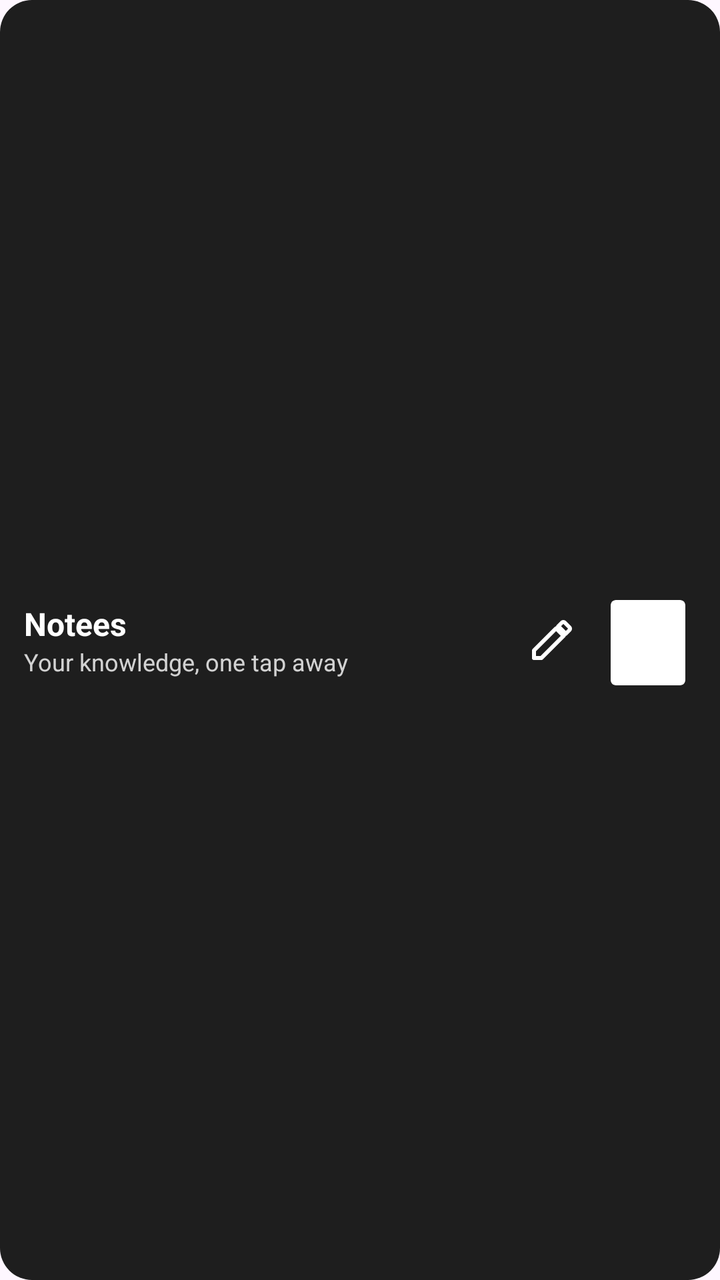
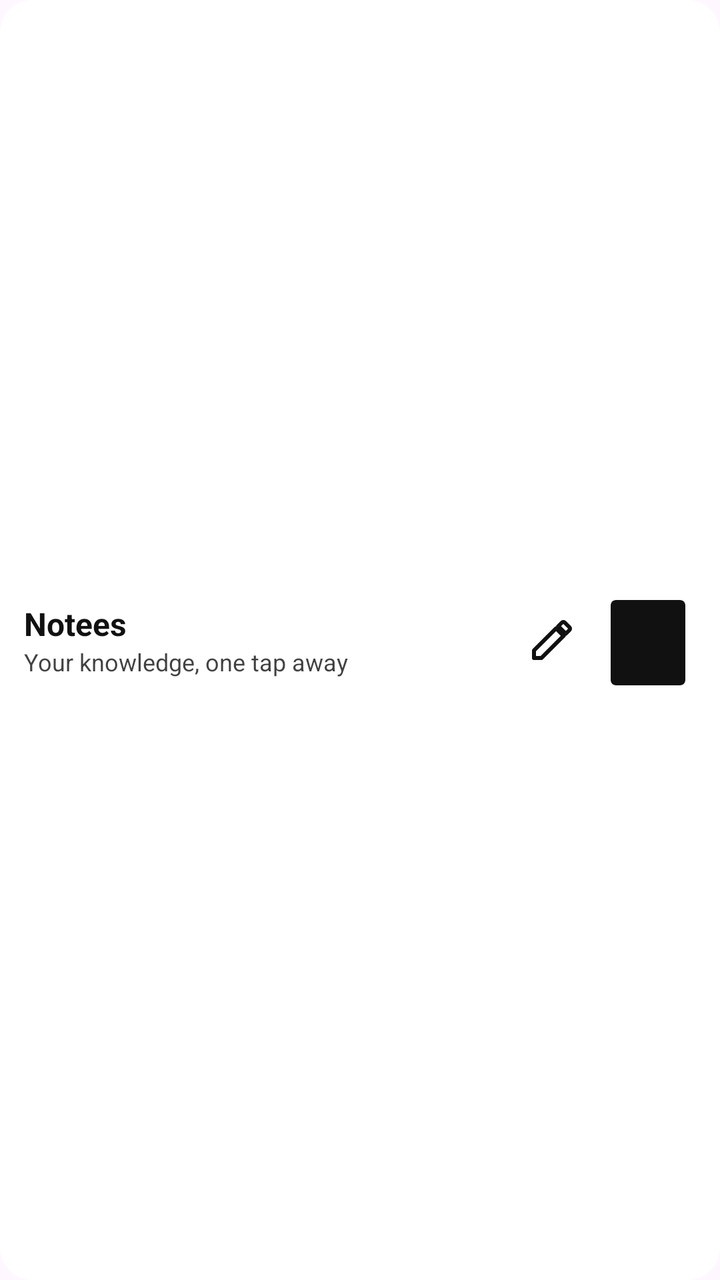

Before-and-after screenshots of an Android layout around one commit, followed by the original layout XML and the change that was made.
<!-- AndroidManifest.xml: application theme Theme.Notees -->
<!-- res/layout/widget_notees.xml -->
<?xml version="1.0" encoding="utf-8"?>
<LinearLayout
    xmlns:android="http://schemas.android.com/apk/res/android"
    android:layout_width="match_parent"
    android:layout_height="wrap_content"
    android:orientation="horizontal"
    android:background="@drawable/widget_background"
    android:padding="12dp"
    android:gravity="center_vertical">

    <LinearLayout
        android:layout_width="0dp"
        android:layout_height="wrap_content"
        android:layout_weight="1"
        android:orientation="vertical">

        <TextView
            android:layout_width="wrap_content"
            android:layout_height="wrap_content"
            android:text="@string/app_name"
            android:textColor="@android:color/white"
            android:textSize="16sp"
            android:textStyle="bold" />

        <TextView
            android:layout_width="wrap_content"
            android:layout_height="wrap_content"
            android:text="@string/widget_subtitle"
            android:textColor="@android:color/white"
            android:textSize="12sp"
            android:alpha="0.8" />
    </LinearLayout>

    <LinearLayout
        android:layout_width="wrap_content"
        android:layout_height="wrap_content"
        android:orientation="horizontal"
        android:gravity="center_vertical">

        <ImageButton
            android:id="@+id/widgetJournal"
            android:layout_width="48dp"
            android:layout_height="48dp"
            android:background="?attr/selectableItemBackgroundBorderless"
            android:src="@drawable/ic_quick_note"
            android:contentDescription="@string/widget_journal_today"
            android:tint="@android:color/white" />

        <ImageButton
            android:id="@+id/widgetQuickNote"
            android:layout_width="48dp"
            android:layout_height="48dp"
            android:background="?attr/selectableItemBackgroundBorderless"
            android:src="@drawable/ic_app_logo"
            android:contentDescription="@string/widget_quick_note"
            android:tint="@android:color/white" />
    </LinearLayout>
</LinearLayout>
<!-- resources referenced by this layout -->
<resources>
  <!-- drawable ic_app_logo (drawable) -->
  <?xml version="1.0" encoding="utf-8"?>
  <vector xmlns:android="http://schemas.android.com/apk/res/android"
      android:width="64dp"
      android:height="64dp"
      android:viewportWidth="192"
      android:viewportHeight="192"
      android:tint="?attr/colorPrimary">
      
      <path
          android:fillColor="#000000"
          android:pathData="M48,36 L144,36 C148.4,36 152,39.6 152,44 L152,156 C152,160.4 148.4,164 144,164 L48,164 C43.6,164 40,160.4 40,156 L40,44 C40,39.6 43.6,36 48,36 Z" />
      <path
          android:fillColor="#000000"
          android:pathData="M64,68 L128,68"
          android:strokeWidth="5"
          android:strokeColor="#000000"
          android:strokeLineCap="round" />
      <path
          android:fillColor="#000000"
          android:pathData="M64,88 L128,88"
          android:strokeWidth="5"
          android:strokeColor="#000000"
          android:strokeLineCap="round" />
      <path
          android:fillColor="#000000"
          android:pathData="M64,108 L104,108"
          android:strokeWidth="5"
          android:strokeColor="#000000"
          android:strokeLineCap="round" />
      
      <path
          android:fillColor="#000000"
          android:pathData="M124,100 L140,116 L134,122 L118,106 Z" />
      <path
          android:fillColor="#000000"
          android:pathData="M118,106 L114,122 L134,122 Z" />
  </vector>
  <!-- drawable ic_quick_note (drawable) -->
  <vector xmlns:android="http://schemas.android.com/apk/res/android"
      android:width="24dp"
      android:height="24dp"
      android:viewportWidth="24"
      android:viewportHeight="24"
      android:tint="?attr/colorOnPrimary">
      
      <path
          android:fillColor="@android:color/transparent"
          android:pathData="M3,17.25V21h3.75L17.81,9.94l-3.75,-3.75L3,17.25z"
          android:strokeWidth="2"
          android:strokeColor="#FFFFFF"
          android:strokeLineCap="round"
          android:strokeLineJoin="round"/>
      <path
          android:fillColor="@android:color/transparent"
          android:pathData="M20.71,7.04c0.39,-0.39 0.39,-1.02 0,-1.41l-2.34,-2.34c-0.39,-0.39 -1.02,-0.39 -1.41,0l-1.83,1.83 3.75,3.75 1.83,-1.83z"
          android:strokeWidth="2"
          android:strokeColor="#FFFFFF"
          android:strokeLineCap="round"
          android:strokeLineJoin="round"/>
  </vector>
  <!-- drawable widget_background (drawable) -->
  <?xml version="1.0" encoding="utf-8"?>
  <shape xmlns:android="http://schemas.android.com/apk/res/android"
      android:shape="rectangle">
      <solid android:color="#1E1E1E" />
      <corners android:radius="16dp" />
  </shape>
  <string name="app_name">Notees</string>
  <string name="widget_journal_today">Today\'s journal</string>
  <string name="widget_quick_note">Quick note</string>
  <string name="widget_subtitle">Your knowledge, one tap away</string>
  <style name="Theme.Notees" parent="Theme.Material3.Light.NoActionBar">
          <item name="colorPrimary">@color/primary</item>
          <item name="colorOnPrimary">@color/on_primary</item>
          <item name="colorSurface">@color/surface</item>
          <item name="colorOnSurface">@color/on_surface</item>
          <item name="colorError">@color/error</item>
          <item name="android:statusBarColor">@android:color/transparent</item>
          <item name="android:windowLightStatusBar">true</item>
          <item name="android:navigationBarColor">@android:color/transparent</item>
          <item name="android:windowLightNavigationBar">true</item>
      </style>
  <color name="primary">#111111</color>
  <color name="on_primary">#FFFFFF</color>
  <color name="surface">#FFFFFF</color>
  <color name="on_surface">#111111</color>
  <color name="error">#C0392B</color>
</resources>

<!-- the commit's change to res/layout/widget_notees.xml (unified diff, before → after) -->
@@ -18,7 +18,7 @@
             android:layout_width="wrap_content"
             android:layout_height="wrap_content"
             android:text="@string/app_name"
-            android:textColor="@android:color/white"
+            android:textColor="@color/on_surface"
             android:textSize="16sp"
             android:textStyle="bold" />
 
@@ -26,7 +26,7 @@
             android:layout_width="wrap_content"
             android:layout_height="wrap_content"
             android:text="@string/widget_subtitle"
-            android:textColor="@android:color/white"
+            android:textColor="@color/on_surface"
             android:textSize="12sp"
             android:alpha="0.8" />
     </LinearLayout>
@@ -44,7 +44,7 @@
             android:background="?attr/selectableItemBackgroundBorderless"
             android:src="@drawable/ic_quick_note"
             android:contentDescription="@string/widget_journal_today"
-            android:tint="@android:color/white" />
+            android:tint="@color/on_surface" />
 
         <ImageButton
             android:id="@+id/widgetQuickNote"
@@ -53,6 +53,6 @@
             android:background="?attr/selectableItemBackgroundBorderless"
             android:src="@drawable/ic_app_logo"
             android:contentDescription="@string/widget_quick_note"
-            android:tint="@android:color/white" />
+            android:tint="@color/on_surface" />
     </LinearLayout>
 </LinearLayout>
<!-- resource entries referenced after the edit -->
@@ -10,32 +10,32 @@
       android:tint="?attr/colorPrimary">
       
       <path
-          android:fillColor="#000000"
+          android:fillColor="@color/on_surface"
           android:pathData="M48,36 L144,36 C148.4,36 152,39.6 152,44 L152,156 C152,160.4 148.4,164 144,164 L48,164 C43.6,164 40,160.4 40,156 L40,44 C40,39.6 43.6,36 48,36 Z" />
       <path
-          android:fillColor="#000000"
+          android:fillColor="@color/on_surface"
           android:pathData="M64,68 L128,68"
           android:strokeWidth="5"
-          android:strokeColor="#000000"
+          android:strokeColor="@color/on_surface"
           android:strokeLineCap="round" />
       <path
-          android:fillColor="#000000"
+          android:fillColor="@color/on_surface"
           android:pathData="M64,88 L128,88"
           android:strokeWidth="5"
-          android:strokeColor="#000000"
+          android:strokeColor="@color/on_surface"
           android:strokeLineCap="round" />
       <path
-          android:fillColor="#000000"
+          android:fillColor="@color/on_surface"
           android:pathData="M64,108 L104,108"
           android:strokeWidth="5"
-          android:strokeColor="#000000"
+          android:strokeColor="@color/on_surface"
           android:strokeLineCap="round" />
       
       <path
-          android:fillColor="#000000"
+          android:fillColor="@color/on_surface"
           android:pathData="M124,100 L140,116 L134,122 L118,106 Z" />
       <path
-          android:fillColor="#000000"
+          android:fillColor="@color/on_surface"
           android:pathData="M118,106 L114,122 L134,122 Z" />
   </vector>
   <!-- drawable ic_quick_note (drawable) -->
@@ -65,7 +65,7 @@
   <?xml version="1.0" encoding="utf-8"?>
   <shape xmlns:android="http://schemas.android.com/apk/res/android"
       android:shape="rectangle">
-      <solid android:color="#1E1E1E" />
+      <solid android:color="@color/surface" />
       <corners android:radius="16dp" />
   </shape>
   <string name="app_name">Notees</string>
